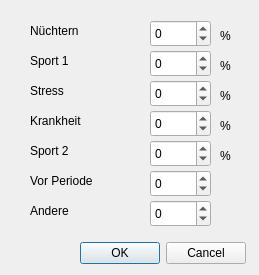
Old version of the form src/bolusGUI/dlghealthoptions.ui in the repository dreamshader/bolus.
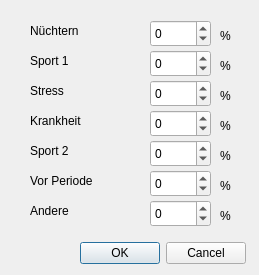
New version of the form.

```diff
--- a/src/bolusGUI/dlghealthoptions.ui
+++ b/src/bolusGUI/dlghealthoptions.ui
@@ -282,6 +282,32 @@
     <number>-99</number>
    </property>
   </widget>
+  <widget class="QLabel" name="lblPercent6">
+   <property name="geometry">
+    <rect>
+     <x>220</x>
+     <y>170</y>
+     <width>21</width>
+     <height>31</height>
+    </rect>
+   </property>
+   <property name="text">
+    <string>%</string>
+   </property>
+  </widget>
+  <widget class="QLabel" name="lblPercent7">
+   <property name="geometry">
+    <rect>
+     <x>220</x>
+     <y>200</y>
+     <width>21</width>
+     <height>31</height>
+    </rect>
+   </property>
+   <property name="text">
+    <string>%</string>
+   </property>
+  </widget>
  </widget>
  <resources/>
  <connections>
```
